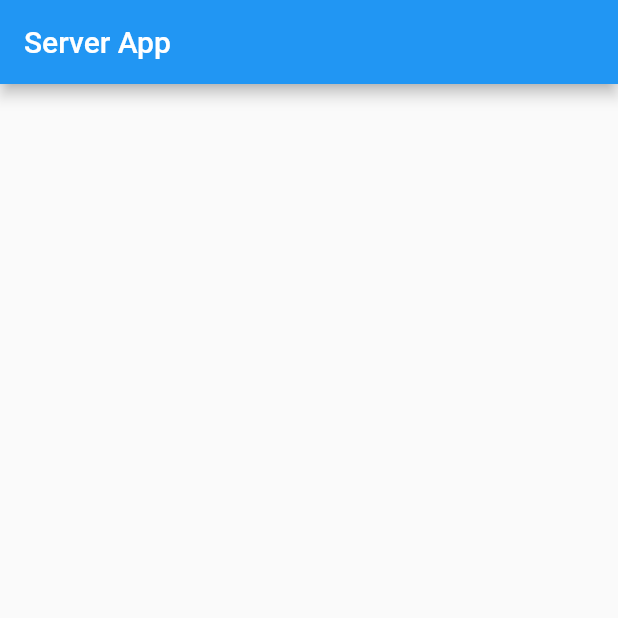
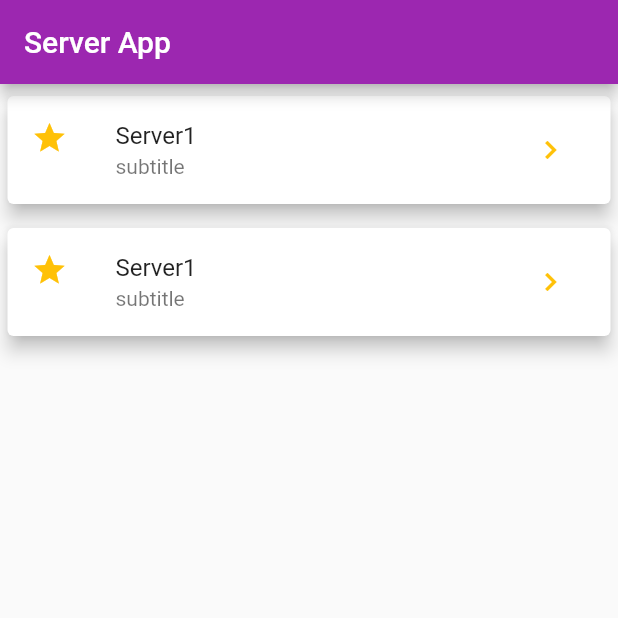
Before and after one commit to koorzenb/server_app, a Flutter app: the screen it shows after launch, on a phone screen of 412 x 824 dp, the top half of it. Run offline on Flutter 3.47's test engine with Material 2 defaults, Android fonts, the phone set to English and light mode, and no system bars.

Commit message:
Created basic layout

```diff
--- a/lib/main.dart
+++ b/lib/main.dart
@@ -1,4 +1,5 @@
 import 'package:flutter/material.dart';
+import 'package:server_app/widgets/server_item.dart';
 
 void main() {
   runApp(const MyApp());
@@ -13,16 +14,8 @@ class MyApp extends StatelessWidget {
     return MaterialApp(
       title: 'Server App',
       theme: ThemeData(
-        // This is the theme of your application.
-        //
-        // Try running your application with "flutter run". You'll see the
-        // application has a blue toolbar. Then, without quitting the app, try
-        // changing the primarySwatch below to Colors.green and then invoke
-        // "hot reload" (press "r" in the console where you ran "flutter run",
-        // or simply save your changes to "hot reload" in a Flutter IDE).
-        // Notice that the counter didn't reset back to zero; the application
-        // is not restarted.
-        primarySwatch: Colors.blue,
+        colorScheme: ColorScheme.fromSwatch(primarySwatch: Colors.purple)
+            .copyWith(secondary: Colors.amber),
       ),
       home: const MyHomePage(title: 'Server App'),
     );
@@ -34,18 +27,19 @@ class MyHomePage extends StatelessWidget {
 
   const MyHomePage({Key? key, required this.title}) : super(key: key);
 
+  void showServerDetails() {}
+
   @override
   Widget build(BuildContext context) {
     return Scaffold(
-      appBar: AppBar(
-        title: Text(title),
-      ),
-      body: Center(
-        child: Column(
-          mainAxisAlignment: MainAxisAlignment.center,
-          children: [],
+        appBar: AppBar(
+          title: Text(title),
         ),
-      ),
-    );
+        body: ListView.builder(
+          itemBuilder: (context, index) {
+            return ServerItem(showServerDetails);
+          },
+          itemCount: 2,
+        ));
   }
 }
--- /dev/null
+++ b/lib/widgets/server_item.dart
@@ -0,0 +1,24 @@
+import 'package:flutter/material.dart';
+
+class ServerItem extends StatelessWidget {
+  final Function showServerDetails;
+
+  const ServerItem(this.showServerDetails);
+
+  @override
+  Widget build(BuildContext context) {
+    return Card(
+      elevation: 5,
+      margin: const EdgeInsets.symmetric(vertical: 8, horizontal: 5),
+      child: ListTile(
+          leading: const Icon(Icons.star),
+          iconColor: Theme.of(context).colorScheme.secondary,
+          title: const Text("Server1"),
+          subtitle: const Text("subtitle"),
+          trailing: IconButton(
+            onPressed: () => showServerDetails(),
+            icon: const Icon(Icons.chevron_right),
+          )),
+    );
+  }
+}
```
